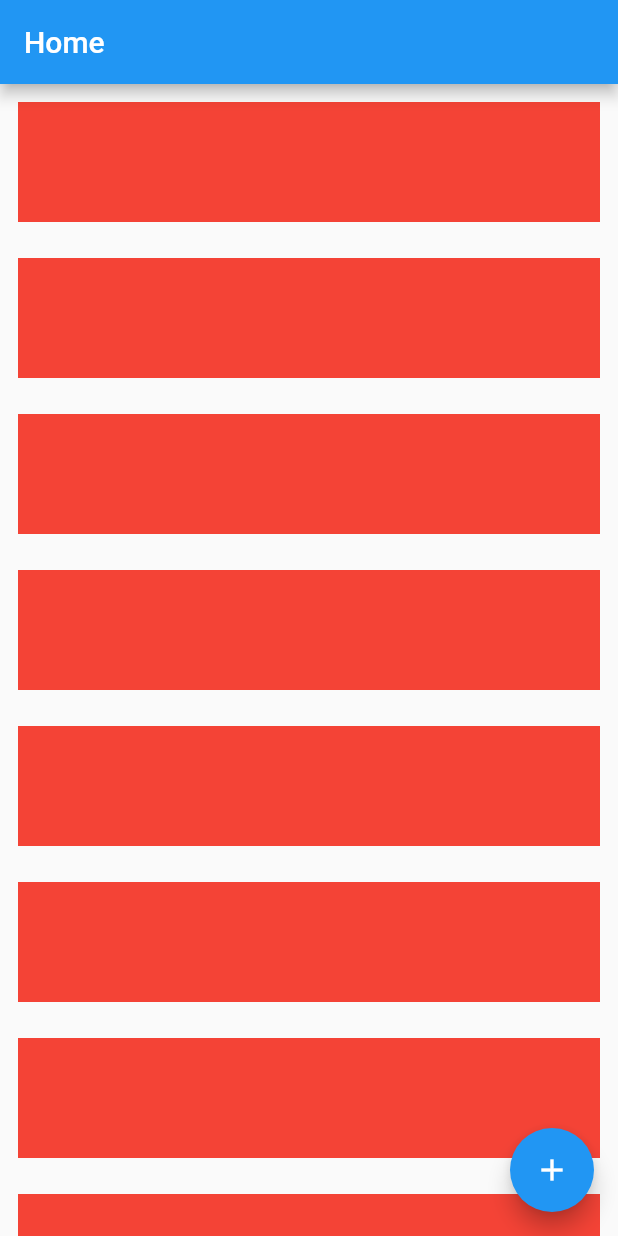
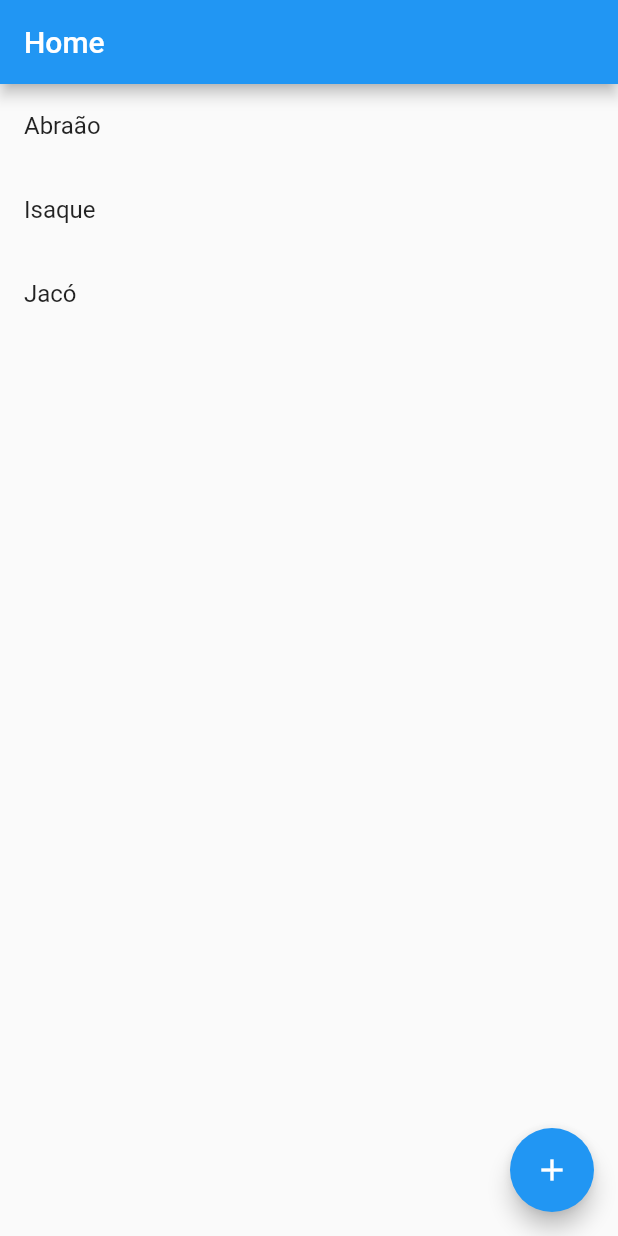
Before and after one commit to ThePetterMaster/flutterando, a Flutter app: the screen it shows after launch, on a phone screen of 412 x 824 dp. Run offline on Flutter 3.47's test engine with Material 2 defaults, Android fonts, the phone set to English and light mode, and no system bars.

Commit message:
ListView.builder

```diff
--- a/lib/home_page.dart
+++ b/lib/home_page.dart
@@ -36,6 +36,7 @@ class _HomePageState extends State<HomePage> {
     super.initState();
   }
 
+  final names = ['Abraão', 'Isaque', 'Jacó'];
   var counter = 0;
 
   @override
@@ -45,18 +46,16 @@ class _HomePageState extends State<HomePage> {
         title: const Text('Home'),
       ),
       body: SizedBox(
-        //height: double.infinity,
-        //width: double.infinity,
-        child: ListView(
-          children: [
-            for (var i = 0; i < 10; i++)
-              Container(
-                width: 80,
-                height: 80,
-                margin: const EdgeInsets.all(12),
-                color: Colors.red,
-              ),
-          ],
+        // height: double.infinity,
+        // width: double.infinity,
+        child: ListView.builder(
+          itemCount: names.length,
+          itemBuilder: (context, index) {
+            final name = names[index];
+            return ListTile(
+              title: Text(name),
+            );
+          },
         ),
       ),
       floatingActionButton:
```
